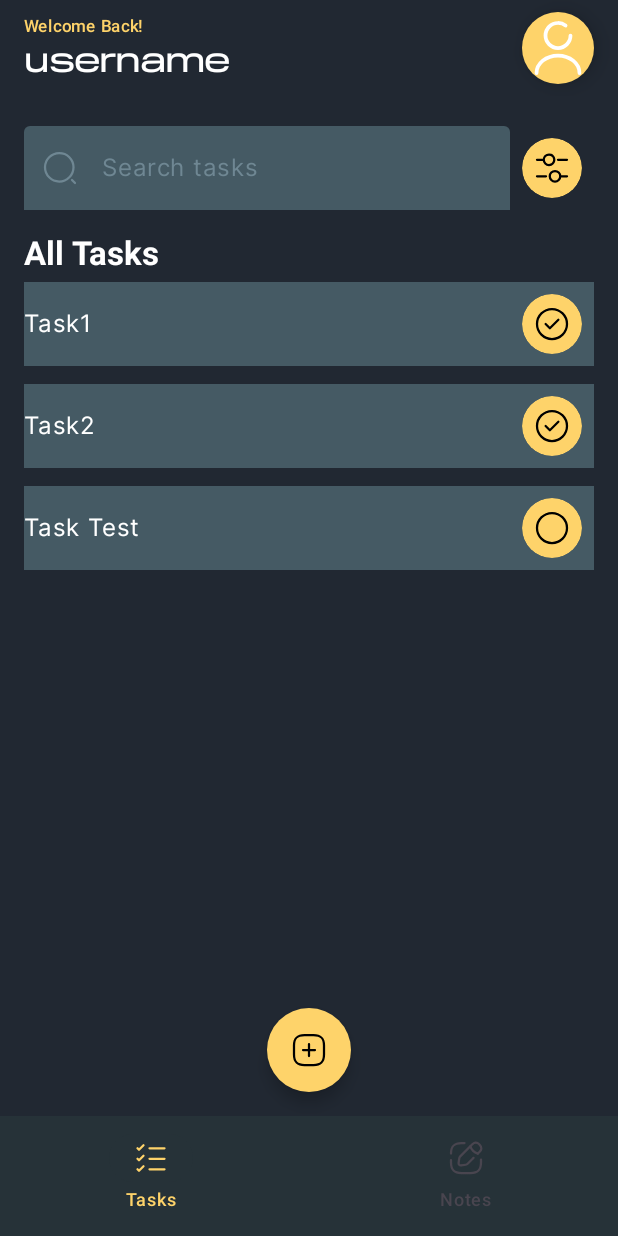
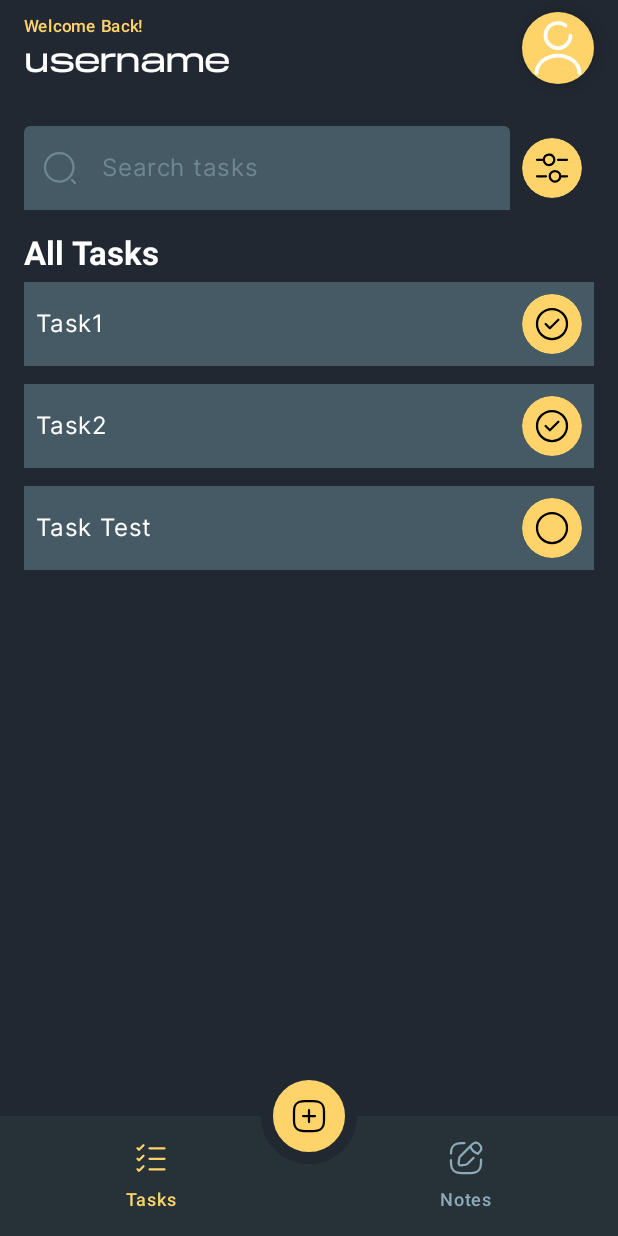
Before and after one commit to mahmoodawd/oibsip-injaaz, an Android app built with Jetpack Compose: the screen it shows after launch (MainActivity), after a tap on "Google", on a phone screen of 412 x 824 dp. Run offline under Robolectric (Android 15) with nearby library versions, the phone set to English and light mode, and no system bars.

Commit message:
UI/UX Adjustments

```diff
--- a/app/src/main/java/dev/awd/injaaz/presentation/HomeScreen.kt
+++ b/app/src/main/java/dev/awd/injaaz/presentation/HomeScreen.kt
@@ -3,15 +3,18 @@ package dev.awd.injaaz.presentation
 import androidx.annotation.DrawableRes
 import androidx.compose.foundation.Image
 import androidx.compose.foundation.background
+import androidx.compose.foundation.border
 import androidx.compose.foundation.clickable
 import androidx.compose.foundation.layout.Arrangement
 import androidx.compose.foundation.layout.Column
+import androidx.compose.foundation.layout.offset
 import androidx.compose.foundation.layout.padding
 import androidx.compose.foundation.layout.size
 import androidx.compose.foundation.shape.CircleShape
 import androidx.compose.material3.ExperimentalMaterial3Api
 import androidx.compose.material3.FabPosition
 import androidx.compose.material3.FloatingActionButton
+import androidx.compose.material3.FloatingActionButtonDefaults
 import androidx.compose.material3.Icon
 import androidx.compose.material3.MaterialTheme
 import androidx.compose.material3.NavigationBar
@@ -68,7 +71,21 @@ fun HomeScreen(
         floatingActionButtonPosition = FabPosition.Center,
         floatingActionButton = {
             FloatingActionButton(
+                modifier = Modifier
+                    .offset(y = 48.dp)
+//                    .background(MaterialTheme.colorScheme.primary)
+                    .border(
+                        width = 8.dp,
+                        color = MaterialTheme.colorScheme.background,
+                        shape = CircleShape
+                    )
+                    .clip(CircleShape)
+                    .shadow(shape = CircleShape, elevation = 8.dp, clip = true)
+                    .padding(4.dp),
                 shape = CircleShape,
+                elevation = FloatingActionButtonDefaults.elevation(
+                    defaultElevation = 16.dp
+                ),
                 containerColor = MaterialTheme.colorScheme.primary,
                 contentColor = Color.Black,
                 onClick = { onAddButtonClick(selectedItemIndex) }) {
@@ -86,6 +103,8 @@ fun HomeScreen(
                         colors = NavigationBarItemDefaults.colors(
                             selectedIconColor = MaterialTheme.colorScheme.primary,
                             selectedTextColor = MaterialTheme.colorScheme.primary,
+                            unselectedIconColor = MaterialTheme.colorScheme.onSurface,
+                            unselectedTextColor = MaterialTheme.colorScheme.onSurface,
                             indicatorColor = Color(0xFF263238)
                         ),
                         label = { Text(text = item.first) },
--- a/app/src/main/java/dev/awd/injaaz/presentation/WelcomeScreen.kt
+++ b/app/src/main/java/dev/awd/injaaz/presentation/WelcomeScreen.kt
@@ -33,6 +33,7 @@ import androidx.compose.ui.unit.sp
 import dev.awd.injaaz.R
 import dev.awd.injaaz.presentation.components.AppLogo
 import dev.awd.injaaz.ui.theme.InjaazTheme
+import dev.awd.injaaz.ui.theme.pilat_extended
 
 @Composable
 fun WelcomeScreen(
@@ -58,17 +59,20 @@ fun WelcomeScreen(
         Text(
             text = buildAnnotatedString {
                 withStyle(style = SpanStyle(color = Color.White)) {
-                    append("Manage\nYour Tasks\nWith ")
+                    append("Manage Your Tasks With ")
                 }
                 withStyle(style = SpanStyle(color = MaterialTheme.colorScheme.primary)) {
                     append(stringResource(id = R.string.app_name))
                 }
             },
-            letterSpacing = 4.sp,
-            fontSize = 58.sp,
-            lineHeight = 62.sp,
+            letterSpacing = 2.sp,
+            fontSize = 48.sp,
+            lineHeight = 58.sp,
+            fontFamily = pilat_extended,
             fontWeight = FontWeight(600),
-            modifier = Modifier.align(Alignment.Start)
+            modifier = Modifier
+                .align(Alignment.Start)
+                .padding(vertical = 4.dp)
         )
         Button(
             onClick = onEmailButtonClick,
@@ -81,7 +85,8 @@ fun WelcomeScreen(
             onClick = onGoogleButtonClick,
             border = BorderStroke(2.dp, Color.White),
             colors = ButtonDefaults.buttonColors(
-                containerColor = Color.Transparent
+                containerColor = Color.Transparent,
+                contentColor = MaterialTheme.colorScheme.secondary
             ),
             shape = RoundedCornerShape(size = 6.dp),
             modifier = Modifier.fillMaxWidth(),
@@ -90,6 +95,7 @@ fun WelcomeScreen(
                 Icon(
                     painter = painterResource(id = R.drawable.google),
                     contentDescription = "Google",
+
                     modifier = Modifier.padding(end = 8.dp)
                 )
                 Text(text = "Google")
--- a/app/src/main/java/dev/awd/injaaz/presentation/components/AppLogo.kt
+++ b/app/src/main/java/dev/awd/injaaz/presentation/components/AppLogo.kt
@@ -1,51 +1,55 @@
 package dev.awd.injaaz.presentation.components
 
 import androidx.compose.foundation.Image
-import androidx.compose.foundation.layout.Column
+import androidx.compose.foundation.layout.Box
+import androidx.compose.foundation.layout.padding
 import androidx.compose.foundation.layout.wrapContentSize
 import androidx.compose.material3.MaterialTheme
 import androidx.compose.material3.Text
 import androidx.compose.runtime.Composable
 import androidx.compose.ui.Alignment
 import androidx.compose.ui.Modifier
+import androidx.compose.ui.layout.ContentScale
 import androidx.compose.ui.res.painterResource
 import androidx.compose.ui.res.stringResource
 import androidx.compose.ui.text.TextStyle
-import androidx.compose.ui.text.capitalize
 import androidx.compose.ui.text.font.FontWeight
 import androidx.compose.ui.tooling.preview.Preview
+import androidx.compose.ui.unit.dp
 import androidx.compose.ui.unit.sp
 import dev.awd.injaaz.R
 import dev.awd.injaaz.ui.theme.InjaazTheme
-import java.util.Locale
+import dev.awd.injaaz.ui.theme.pilat_extended
+import dev.awd.injaaz.utils.capitalize
 
 @Composable
 fun AppLogo(
     modifier: Modifier = Modifier
 ) {
-    Column(
+    Box(
         modifier = modifier.wrapContentSize(),
-        horizontalAlignment = Alignment.CenterHorizontally
+        contentAlignment = Alignment.Center
     ) {
         Image(
             painter = painterResource(id = R.drawable.app_logo),
-            contentDescription = stringResource(
-                id = R.string.app_name
-            )
+            contentDescription = stringResource(id = R.string.app_name),
+            contentScale = ContentScale.FillBounds,
+            modifier = Modifier
+                .align(Alignment.Center)
+                .padding(bottom = 8.dp)
         )
-
         Text(
-            text = stringResource(id = R.string.app_name).replaceFirstChar {
-                if (it.isLowerCase()) it.titlecase(
-                    Locale.ROOT
-                ) else it.toString()
-            },
+            text = stringResource(id = R.string.app_name).capitalize(),
             style = TextStyle(
                 color = MaterialTheme.colorScheme.primary,
                 fontSize = 16.26.sp,
-                lineHeight = 15.3.sp,
+                lineHeight = 14.sp,
+                fontFamily = pilat_extended,
                 fontWeight = FontWeight(600),
-            )
+            ),
+            modifier = Modifier
+                .align(Alignment.BottomCenter)
+                .padding(top = 12.dp)
         )
 
     }
--- a/app/src/main/java/dev/awd/injaaz/presentation/components/InjaazSearchBar.kt
+++ b/app/src/main/java/dev/awd/injaaz/presentation/components/InjaazSearchBar.kt
@@ -26,6 +26,7 @@ import dev.awd.injaaz.R
 @Composable
 fun InjaazSearchBar(
     modifier: Modifier = Modifier,
+    hint: String,
     onValueChanged: (String) -> Unit,
     onFilter: () -> Unit
 ) {
@@ -35,7 +36,7 @@ fun InjaazSearchBar(
     Row(verticalAlignment = Alignment.CenterVertically, modifier = modifier) {
         TextField(
             value = text,
-            placeholder = { Text(text = "Search tasks") },
+            placeholder = { Text(text = hint) },
             leadingIcon = {
                 Icon(
                     painter = painterResource(id = R.drawable.search),
--- a/app/src/main/java/dev/awd/injaaz/presentation/notes/NotesScreen.kt
+++ b/app/src/main/java/dev/awd/injaaz/presentation/notes/NotesScreen.kt
@@ -60,7 +60,7 @@ fun NotesScreen(
                 .fillMaxSize()
                 .padding(16.dp)
         ) {
-            InjaazSearchBar(onValueChanged = {}, onFilter = {})
+            InjaazSearchBar(hint = "Search Notes", onValueChanged = {}, onFilter = {})
             Text(
                 text = "All Notes",
                 color = Color.White,
--- a/app/src/main/java/dev/awd/injaaz/presentation/tasks/TasksScreen.kt
+++ b/app/src/main/java/dev/awd/injaaz/presentation/tasks/TasksScreen.kt
@@ -75,7 +75,7 @@ fun TasksScreen(
                 .padding(16.dp)
         ) {
 
-            InjaazSearchBar(onValueChanged = {}, onFilter = {})
+            InjaazSearchBar(hint = "Search tasks", onValueChanged = {}, onFilter = {})
             TaskView(tasks = tasks, onTaskClick = onTaskClick, onTaskChecked = {})
         }
     }
@@ -149,7 +149,13 @@ fun TaskItem(
             .background(MaterialTheme.colorScheme.onBackground)
             .fillMaxWidth()
     ) {
-        Text(text = title, color = Color.White, modifier = Modifier.clickable { onTaskClick() })
+        Text(
+            text = title,
+            color = Color.White,
+            modifier = Modifier
+                .clickable { onTaskClick() }
+                .padding(horizontal = 8.dp)
+        )
         Spacer(modifier = Modifier
             .weight(1f)
             .clickable { onTaskClick() })
--- a/app/src/main/java/dev/awd/injaaz/ui/theme/Theme.kt
+++ b/app/src/main/java/dev/awd/injaaz/ui/theme/Theme.kt
@@ -22,6 +22,7 @@ private val LightColorScheme = lightColorScheme(
     background = darkBlue,
     onSurface = lightGrey,
     onBackground = darkGrey,
+    onSurfaceVariant = lightGrey,
     onPrimary = Color.Black, // For Text Colors on Yellow Items
     secondary = Color.White //For Text Colors on Grey items
 
--- /dev/null
+++ b/app/src/main/java/dev/awd/injaaz/utils/StringExt.kt
@@ -0,0 +1,9 @@
+package dev.awd.injaaz.utils
+
+import java.util.Locale
+
+fun String.capitalize(): String = replaceFirstChar {
+    if (it.isLowerCase()) it.titlecase(
+        Locale.ROOT
+    ) else it.toString()
+}
```
Also changed, not shown: app/src/main/java/dev/awd/injaaz/presentation/notes/NewNoteScreen.kt (+6 -2 lines), app/src/main/java/dev/awd/injaaz/presentation/tasks/NewTaskScreen.kt (+42 -9 lines), app/src/main/java/dev/awd/injaaz/presentation/tasks/TaskDetailsScreen.kt (+4 -3 lines).
